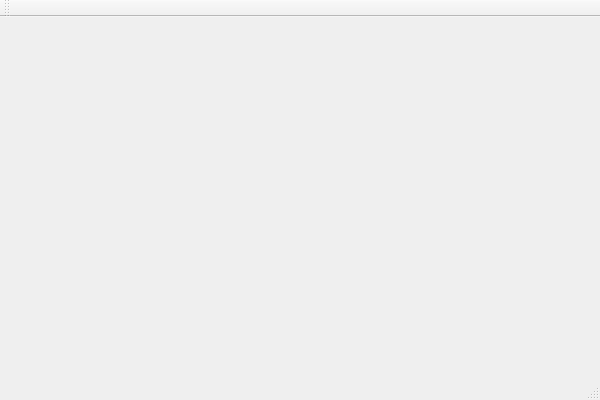
katerynabratiuk/ATM, file frontend/ATMSimulator.ui: the form before one commit.
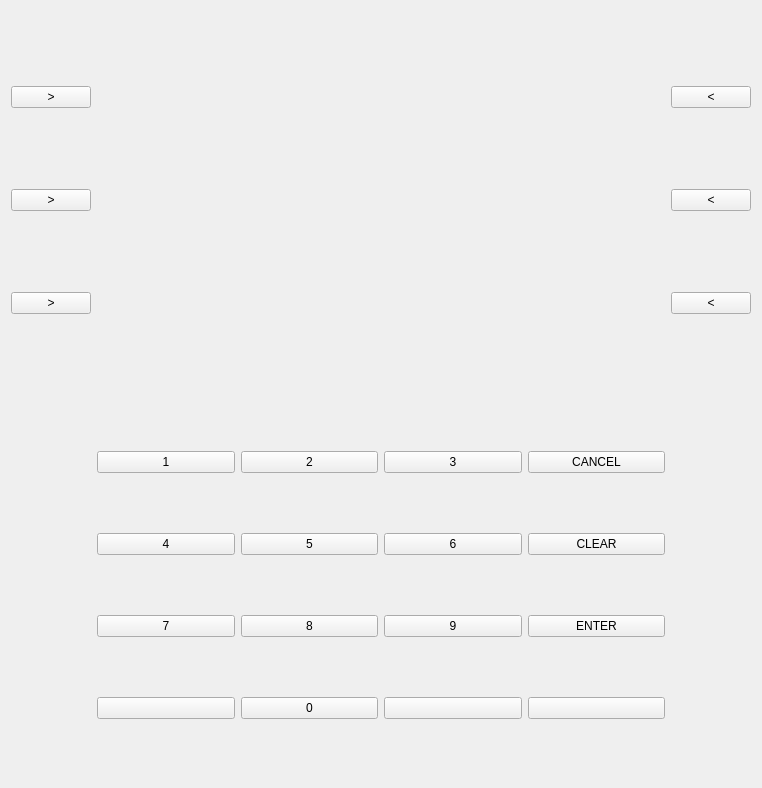
The form after the commit.

```diff
--- a/frontend/ATMSimulator.ui
+++ b/frontend/ATMSimulator.ui
@@ -6,45 +6,215 @@
    <rect>
     <x>0</x>
     <y>0</y>
-    <width>600</width>
-    <height>400</height>
+    <width>762</width>
+    <height>788</height>
    </rect>
   </property>
   <property name="windowTitle">
    <string>ATMSimulator</string>
   </property>
   <widget class="QWidget" name="centralWidget">
-   <layout class="QVBoxLayout" name="verticalLayout">
-    <item>
+   <layout class="QGridLayout" name="gridLayout">
+    <item row="0" column="1">
      <widget class="QStackedWidget" name="widgetStack">
-      <property name="currentIndex">
-       <number>0</number>
-      </property>
-      <widget class="QWidget" name="page_3"/>
-      <widget class="QWidget" name="page_4"/>
+      <widget class="QWidget" name="page"/>
+      <widget class="QWidget" name="page_2"/>
      </widget>
     </item>
+    <item row="0" column="0">
+     <layout class="QVBoxLayout" name="verticalLayout">
+      <item>
+       <widget class="QPushButton" name="btnLeft1">
+        <property name="text">
+         <string>&gt;</string>
+        </property>
+       </widget>
+      </item>
+      <item>
+       <widget class="QPushButton" name="btnLeft2">
+        <property name="text">
+         <string>&gt;</string>
+        </property>
+       </widget>
+      </item>
+      <item>
+       <widget class="QPushButton" name="btnLeft3">
+        <property name="text">
+         <string>&gt;</string>
+        </property>
+       </widget>
+      </item>
+     </layout>
+    </item>
+    <item row="1" column="2">
+     <spacer name="verticalSpacer_2">
+      <property name="orientation">
+       <enum>Qt::Orientation::Vertical</enum>
+      </property>
+      <property name="sizeHint" stdset="0">
+       <size>
+        <width>20</width>
+        <height>40</height>
+       </size>
+      </property>
+     </spacer>
+    </item>
+    <item row="0" column="2">
+     <layout class="QVBoxLayout" name="verticalLayout_2">
+      <item>
+       <widget class="QPushButton" name="btnRight1">
+        <property name="text">
+         <string>&lt;</string>
+        </property>
+       </widget>
+      </item>
+      <item>
+       <widget class="QPushButton" name="btnRight2">
+        <property name="text">
+         <string>&lt;</string>
+        </property>
+       </widget>
+      </item>
+      <item>
+       <widget class="QPushButton" name="btnRight3">
+        <property name="text">
+         <string>&lt;</string>
+        </property>
+       </widget>
+      </item>
+     </layout>
+    </item>
+    <item row="1" column="0">
+     <spacer name="verticalSpacer">
+      <property name="orientation">
+       <enum>Qt::Orientation::Vertical</enum>
+      </property>
+      <property name="sizeHint" stdset="0">
+       <size>
+        <width>20</width>
+        <height>40</height>
+       </size>
+      </property>
+     </spacer>
+    </item>
+    <item row="1" column="1">
+     <layout class="QGridLayout" name="gridLayout_2">
+      <item row="0" column="3">
+       <widget class="QPushButton" name="btnCancel">
+        <property name="text">
+         <string>CANCEL</string>
+        </property>
+       </widget>
+      </item>
+      <item row="1" column="3">
+       <widget class="QPushButton" name="btnClear">
+        <property name="text">
+         <string>CLEAR</string>
+        </property>
+       </widget>
+      </item>
+      <item row="1" column="2">
+       <widget class="QPushButton" name="btn6">
+        <property name="text">
+         <string>6</string>
+        </property>
+       </widget>
+      </item>
+      <item row="3" column="2">
+       <widget class="QPushButton" name="btn9">
+        <property name="text">
+         <string>9</string>
+        </property>
+       </widget>
+      </item>
+      <item row="4" column="0">
+       <widget class="QPushButton" name="pushButton_17">
+        <property name="text">
+         <string/>
+        </property>
+       </widget>
+      </item>
+      <item row="4" column="1">
+       <widget class="QPushButton" name="btn0">
+        <property name="text">
+         <string>0</string>
+        </property>
+       </widget>
+      </item>
+      <item row="1" column="1">
+       <widget class="QPushButton" name="btn5">
+        <property name="text">
+         <string>5</string>
+        </property>
+       </widget>
+      </item>
+      <item row="1" column="0">
+       <widget class="QPushButton" name="btn4">
+        <property name="text">
+         <string>4</string>
+        </property>
+       </widget>
+      </item>
+      <item row="0" column="1">
+       <widget class="QPushButton" name="btn2">
+        <property name="text">
+         <string>2</string>
+        </property>
+       </widget>
+      </item>
+      <item row="3" column="1">
+       <widget class="QPushButton" name="btn8">
+        <property name="text">
+         <string>8</string>
+        </property>
+       </widget>
+      </item>
+      <item row="0" column="2">
+       <widget class="QPushButton" name="btn3">
+        <property name="text">
+         <string>3</string>
+        </property>
+       </widget>
+      </item>
+      <item row="0" column="0">
+       <widget class="QPushButton" name="btn1">
+        <property name="text">
+         <string>1</string>
+        </property>
+       </widget>
+      </item>
+      <item row="4" column="2">
+       <widget class="QPushButton" name="pushButton_20">
+        <property name="text">
+         <string/>
+        </property>
+       </widget>
+      </item>
+      <item row="3" column="0">
+       <widget class="QPushButton" name="btn7">
+        <property name="text">
+         <string>7</string>
+        </property>
+       </widget>
+      </item>
+      <item row="3" column="3">
+       <widget class="QPushButton" name="btnEnter">
+        <property name="text">
+         <string>ENTER</string>
+        </property>
+       </widget>
+      </item>
+      <item row="4" column="3">
+       <widget class="QPushButton" name="pushButton_22">
+        <property name="text">
+         <string/>
+        </property>
+       </widget>
+      </item>
+     </layout>
+    </item>
    </layout>
   </widget>
-  <widget class="QMenuBar" name="menuBar">
-   <property name="geometry">
-    <rect>
-     <x>0</x>
-     <y>0</y>
-     <width>600</width>
-     <height>21</height>
-    </rect>
-   </property>
-  </widget>
-  <widget class="QToolBar" name="mainToolBar">
-   <attribute name="toolBarArea">
-    <enum>TopToolBarArea</enum>
-   </attribute>
-   <attribute name="toolBarBreak">
-    <bool>false</bool>
-   </attribute>
-  </widget>
-  <widget class="QStatusBar" name="statusBar"/>
  </widget>
  <layoutdefault spacing="6" margin="11"/>
  <resources>
```
Left out of the diff: 2 changed lines with no effect on the pictures.
